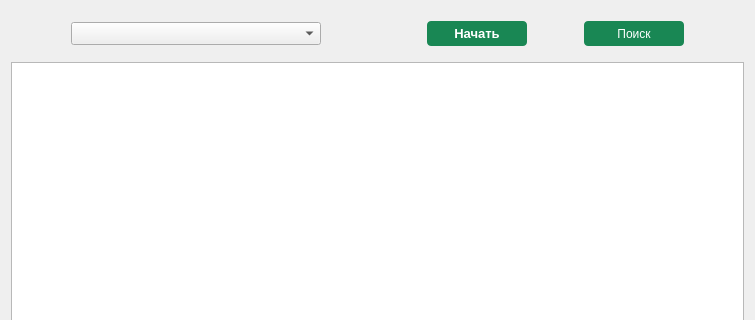
Gatalist/qt_application, file pages/excel_read/read_columns/UI_window.ui: the form before one commit; both pictures show x 0 to 755 and y 0 to 320 of the 755 by 476 pixel window.
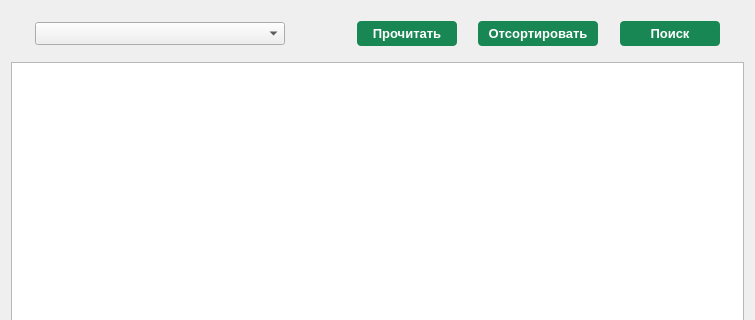
The form after the commit.

Commit message: add sorted unique rows for columns

Diff of the .ui file:
```diff
--- a/pages/excel_read/read_columns/UI_window.ui
+++ b/pages/excel_read/read_columns/UI_window.ui
@@ -65,45 +65,7 @@
         </property>
        </spacer>
       </item>
-      <item row="0" column="3">
-       <widget class="QPushButton" name="btn_start">
-        <property name="minimumSize">
-         <size>
-          <width>100</width>
-          <height>25</height>
-         </size>
-        </property>
-        <property name="font">
-         <font>
-          <family>Arial</family>
-          <pointsize>10</pointsize>
-          <weight>75</weight>
-          <bold>true</bold>
-         </font>
-        </property>
-        <property name="styleSheet">
-         <string notr="true">#btn_start {
-	background-color:#198754;
-    color: #fff;
-    border-radius: 4px;
-}
-
-#btn_start:hover {
-    color: #fff;
-	background-color:#157347;
-}
-
-#btn_start:pressed {
-	border: 4px solid #9dccb6;
-}
-</string>
-        </property>
-        <property name="text">
-         <string>Начать</string>
-        </property>
-       </widget>
-      </item>
-      <item row="0" column="4">
+      <item row="0" column="6">
        <spacer name="horizontalSpacer_4">
         <property name="orientation">
          <enum>Qt::Horizontal</enum>
@@ -117,6 +79,82 @@
        </spacer>
       </item>
       <item row="0" column="5">
+       <widget class="QPushButton" name="btn_start_sorted">
+        <property name="minimumSize">
+         <size>
+          <width>120</width>
+          <height>25</height>
+         </size>
+        </property>
+        <property name="font">
+         <font>
+          <family>Arial</family>
+          <pointsize>10</pointsize>
+          <weight>75</weight>
+          <bold>true</bold>
+         </font>
+        </property>
+        <property name="styleSheet">
+         <string notr="true">#btn_start_sorted {
+	background-color:#198754;
+    color: #fff;
+    border-radius: 4px;
+}
+
+#btn_start_sorted:hover {
+    color: #fff;
+	background-color:#157347;
+}
+
+#btn_start_sorted:pressed {
+	border: 4px solid #9dccb6;
+}
+</string>
+        </property>
+        <property name="text">
+         <string>Отсортировать</string>
+        </property>
+       </widget>
+      </item>
+      <item row="0" column="3">
+       <widget class="QPushButton" name="btn_start_read">
+        <property name="minimumSize">
+         <size>
+          <width>100</width>
+          <height>25</height>
+         </size>
+        </property>
+        <property name="font">
+         <font>
+          <family>Arial</family>
+          <pointsize>10</pointsize>
+          <weight>75</weight>
+          <bold>true</bold>
+         </font>
+        </property>
+        <property name="styleSheet">
+         <string notr="true">#btn_start_read {
+	background-color:#198754;
+    color: #fff;
+    border-radius: 4px;
+}
+
+#btn_start_read:hover {
+    color: #fff;
+	background-color:#157347;
+}
+
+#btn_start_read:pressed {
+	border: 4px solid #9dccb6;
+}
+</string>
+        </property>
+        <property name="text">
+         <string>Прочитать</string>
+        </property>
+       </widget>
+      </item>
+      <item row="0" column="7">
        <widget class="QPushButton" name="btn_find">
         <property name="minimumSize">
          <size>
@@ -124,6 +162,14 @@
           <height>25</height>
          </size>
         </property>
+        <property name="font">
+         <font>
+          <family>Arial</family>
+          <pointsize>10</pointsize>
+          <weight>75</weight>
+          <bold>true</bold>
+         </font>
+        </property>
         <property name="styleSheet">
          <string notr="true">#btn_find {
 	background-color:#198754;
@@ -146,7 +192,7 @@
         </property>
        </widget>
       </item>
-      <item row="0" column="6">
+      <item row="0" column="8">
        <spacer name="horizontalSpacer_7">
         <property name="orientation">
          <enum>Qt::Horizontal</enum>
@@ -159,6 +205,32 @@
         </property>
        </spacer>
       </item>
+      <item row="0" column="2">
+       <spacer name="horizontalSpacer_5">
+        <property name="orientation">
+         <enum>Qt::Horizontal</enum>
+        </property>
+        <property name="sizeHint" stdset="0">
+         <size>
+          <width>100</width>
+          <height>27</height>
+         </size>
+        </property>
+       </spacer>
+      </item>
+      <item row="0" column="4">
+       <spacer name="horizontalSpacer_8">
+        <property name="orientation">
+         <enum>Qt::Horizontal</enum>
+        </property>
+        <property name="sizeHint" stdset="0">
+         <size>
+          <width>50</width>
+          <height>27</height>
+         </size>
+        </property>
+       </spacer>
+      </item>
      </layout>
     </widget>
    </item>
```
Left out of the diff: 19 changed lines with no effect on the pictures. The commit also changes 3 other files.
